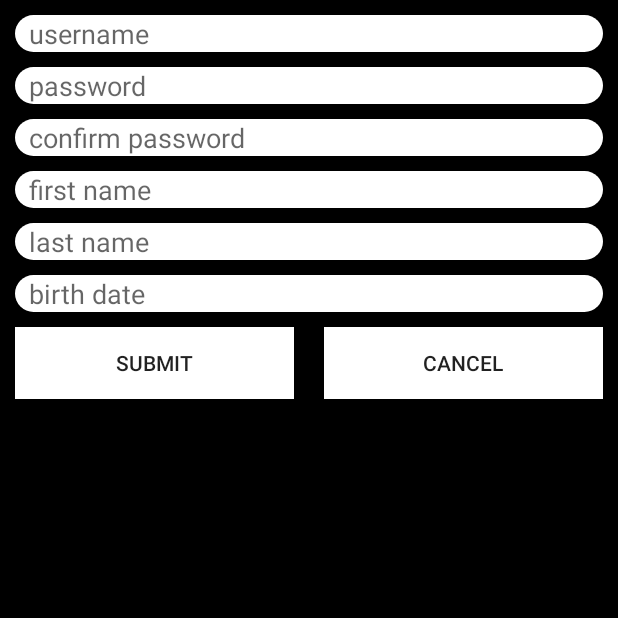
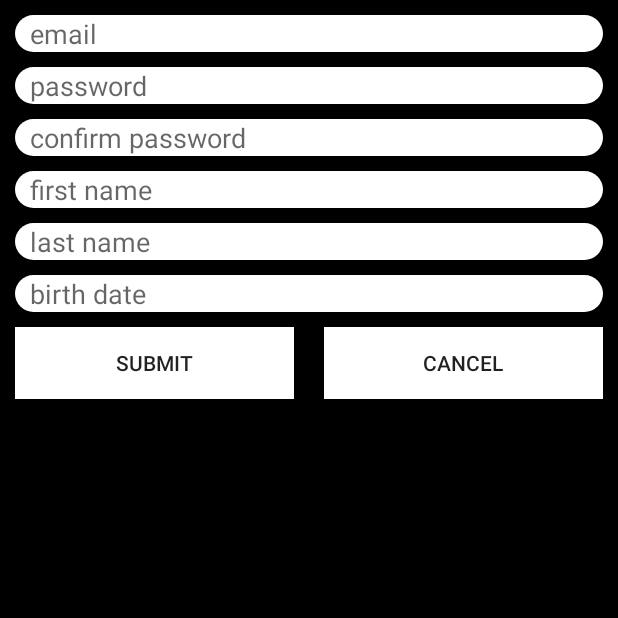
Before and after one commit to JunshuaiFeng/Hackathon2017, an Android app: the RegisterActivity screen opened directly, with no data from a screen before it, on a phone screen of 412 x 824 dp, the top half of it. Run offline under Robolectric (Android 15) with nearby library versions, the phone set to English and light mode, and no system bars.

```diff
--- a/app/src/main/res/layout/activity_register.xml
+++ b/app/src/main/res/layout/activity_register.xml
@@ -11,67 +11,73 @@
         android:layout_width="match_parent"
         android:layout_height="wrap_content"
         android:inputType="textPersonName"
-        android:hint="  username"
+        android:hint="email"
         android:id="@+id/edtTxtUsername"
         android:background="@drawable/rounded_edittext"
         android:layout_marginTop="10dp"
         android:layout_marginLeft="10dp"
-        android:layout_marginRight="10dp" />
+        android:layout_marginRight="10dp"
+        android:paddingLeft="10dp"/>
 
     <EditText
         android:layout_width="match_parent"
         android:layout_height="wrap_content"
         android:inputType="textPassword"
-        android:hint="  password"
+        android:hint="password"
         android:id="@+id/edtTxtPassword"
         android:background="@drawable/rounded_edittext"
         android:layout_marginTop="10dp"
         android:layout_marginLeft="10dp"
-        android:layout_marginRight="10dp" />
+        android:layout_marginRight="10dp"
+        android:paddingLeft="10dp"/>
 
     <EditText
         android:layout_width="match_parent"
         android:layout_height="wrap_content"
         android:inputType="textPassword"
-        android:hint="  confirm password"
+        android:hint="confirm password"
         android:id="@+id/edtTxtConfirmPassword"
         android:background="@drawable/rounded_edittext"
         android:layout_marginTop="10dp"
         android:layout_marginLeft="10dp"
-        android:layout_marginRight="10dp" />
+        android:layout_marginRight="10dp"
+        android:paddingLeft="10dp"/>
 
     <EditText
         android:layout_width="match_parent"
         android:layout_height="wrap_content"
         android:inputType="textPersonName"
-        android:hint="  first name"
+        android:hint="first name"
         android:id="@+id/edtTxtFirstName"
         android:background="@drawable/rounded_edittext"
         android:layout_marginTop="10dp"
         android:layout_marginLeft="10dp"
-        android:layout_marginRight="10dp" />
+        android:layout_marginRight="10dp"
+        android:paddingLeft="10dp"/>
 
     <EditText
         android:layout_width="match_parent"
         android:layout_height="wrap_content"
         android:inputType="textPersonName"
-        android:hint="  last name"
+        android:hint="last name"
         android:id="@+id/edtTxtLastName"
         android:background="@drawable/rounded_edittext"
         android:layout_marginTop="10dp"
         android:layout_marginLeft="10dp"
-        android:layout_marginRight="10dp" />
+        android:layout_marginRight="10dp"
+        android:paddingLeft="10dp"/>
 
     <EditText
         android:layout_width="match_parent"
         android:layout_height="wrap_content"
         android:inputType="date"
-        android:hint="  birth date"
+        android:hint="birth date"
         android:id="@+id/edtTxtBirthDate"
         android:background="@drawable/rounded_edittext"
         android:layout_marginTop="10dp"
         android:layout_marginLeft="10dp"
-        android:layout_marginRight="10dp" />
+        android:layout_marginRight="10dp"
+        android:paddingLeft="10dp"/>
 
     <LinearLayout
         android:layout_width="match_parent"
```
Also changed, not shown: app/src/main/java/com/hertzdonut/hackathon2017/NewReservation.java (+26 -2 lines), app/src/main/res/layout/activity_main.xml (+6 -4 lines), app/src/main/res/layout/activity_new_reservation.xml (+18 -12 lines).
